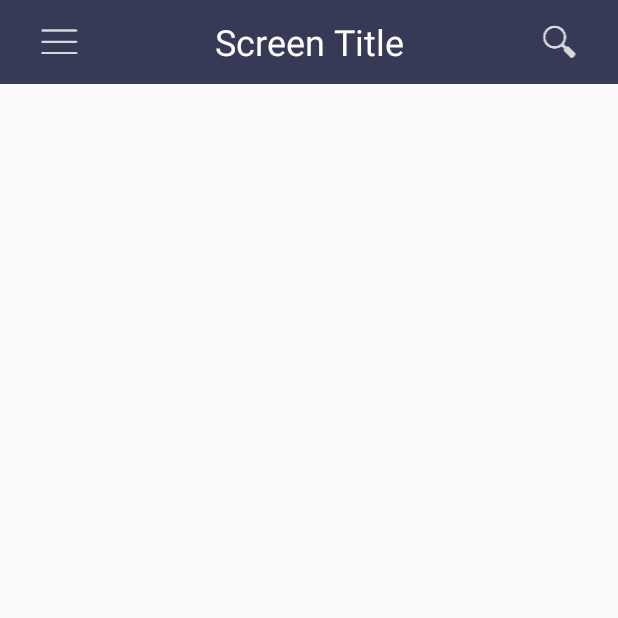
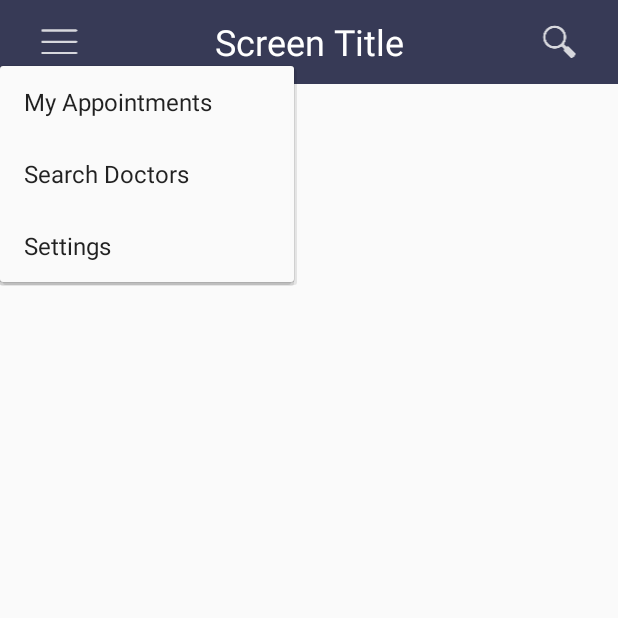
Before and after one commit to docfin/docfin-android-app, an Android app: the DoctorSearchActivity screen opened directly, with no data from a screen before it, after a tap on an icon or button, on a phone screen of 412 x 824 dp, the top half of it. Run offline under Robolectric (Android 15) with nearby library versions, the phone set to English and light mode, and no system bars.

Commit message:
got the initial menu working

```diff
--- a/app/src/main/java/com/jellsoft/mobile/docfin/DisplayPopupMenu.java
+++ b/app/src/main/java/com/jellsoft/mobile/docfin/DisplayPopupMenu.java
@@ -8,20 +8,16 @@ import android.view.View;
 /**
  * Created by atulanand on 8/11/16.
  */
-public class DisplayPopupMenu implements View.OnClickListener
-{
+public class DisplayPopupMenu implements View.OnClickListener {
 
-    Context context;
 
-    public DisplayPopupMenu(Context context)
-    {
-        this.context = context;
+    public DisplayPopupMenu() {
     }
 
     @Override
     public void onClick(View view) {
 // This is an android.support.v7.widget.PopupMenu;
-        PopupMenu popupMenu = new PopupMenu(context, view);
+        PopupMenu popupMenu = new PopupMenu(view.getContext(), view);
         popupMenu.setOnMenuItemClickListener(new PopupMenu.OnMenuItemClickListener() {
             @Override
             public boolean onMenuItemClick(MenuItem item) {
--- a/app/src/main/java/com/jellsoft/mobile/docfin/activity/BaseActivityWithMenu.java
+++ b/app/src/main/java/com/jellsoft/mobile/docfin/activity/BaseActivityWithMenu.java
@@ -12,12 +12,9 @@ import com.jellsoft.mobile.docfin.R;
  */
 public class BaseActivityWithMenu extends AppCompatActivity {
 
-    DisplayPopupMenu popupMenu;
-
     @Override
     protected void onCreate(Bundle savedInstanceState) {
         super.onCreate(savedInstanceState);
-        this.popupMenu = new DisplayPopupMenu(getBaseContext());
 
         // Find the toolbar view inside the activity layout
        /* Toolbar toolbar = (Toolbar) findViewById(R.id.toolbar);
@@ -27,10 +24,4 @@ public class BaseActivityWithMenu extends AppCompatActivity {
         getSupportActionBar().setDisplayShowTitleEnabled(false);*/
     }
 
-    protected void attachToolbarMenu()
-    {
-        View displayMainMenuIcon = findViewById(R.id.toolbar_main_menu);
-        displayMainMenuIcon.setOnClickListener(popupMenu);
-    }
-
 }
--- a/app/src/main/java/com/jellsoft/mobile/docfin/activity/DoctorSearchActivity.java
+++ b/app/src/main/java/com/jellsoft/mobile/docfin/activity/DoctorSearchActivity.java
@@ -1,7 +1,10 @@
 package com.jellsoft.mobile.docfin.activity;
 
 import android.os.Bundle;
+import android.support.v7.widget.PopupMenu;
+import android.view.MenuItem;
 
+import com.jellsoft.mobile.docfin.DisplayPopupMenu;
 import com.jellsoft.mobile.docfin.R;
 
 public class DoctorSearchActivity extends BaseActivityWithMenu {
@@ -10,13 +13,8 @@ public class DoctorSearchActivity extends BaseActivityWithMenu {
     protected void onCreate(Bundle savedInstanceState) {
         super.onCreate(savedInstanceState);
         setContentView(R.layout.activity_doctor_search);
-        this.attachToolbarMenu();
-        // Find the toolbar view inside the activity layout
-       /* Toolbar toolbar = (Toolbar) findViewById(R.id.toolbar);
-        // Sets the Toolbar to act as the ActionBar for this Activity window.
-        // Make sure the toolbar exists in the activity and is not null
-        setSupportActionBar(toolbar);
-        getSupportActionBar().setDisplayShowTitleEnabled(false);*/
+        //this.attachToolbarMenu();
+        findViewById(R.id.toolbar_main_menu).setOnClickListener(new DisplayPopupMenu());
     }
 
 }
--- a/app/src/main/res/layout/toolbar_custom.xml
+++ b/app/src/main/res/layout/toolbar_custom.xml
@@ -13,7 +13,6 @@
     android:layout_marginRight="0dp"
     android:layout_marginBottom="0dp"
     android:theme="@style/ThemeOverlay.AppCompat.ActionBar"
-    app:popupTheme="@style/ThemeOverlay.AppCompat.Light"
     >
 
     <ImageView
--- a/app/src/main/res/menu/toolbar_menu.xml
+++ b/app/src/main/res/menu/toolbar_menu.xml
@@ -1,22 +1,18 @@
 <?xml version="1.0" encoding="utf-8"?>
 <menu xmlns:android="http://schemas.android.com/apk/res/android"
-    xmlns:app="http://schemas.android.com/apk/res-auto">
-
+    >
     <item
         android:id="@+id/mi_appointments"
-        android:title="Your Appointments"
-        app:showAsAction="always"
+        android:title="My Appointments"
         >
     </item>
     <item
         android:id="@+id/mi_search"
-        app:showAsAction="always"
         android:title="Search Doctors"
         >
     </item>
     <item
         android:id="@+id/mi_settings"
-        app:showAsAction="always"
         android:title="Settings">
     </item>
 </menu>
```
Also changed, not shown: app/src/main/res/layout/toolbar_main.xml (deleted, +0 -17 lines).
